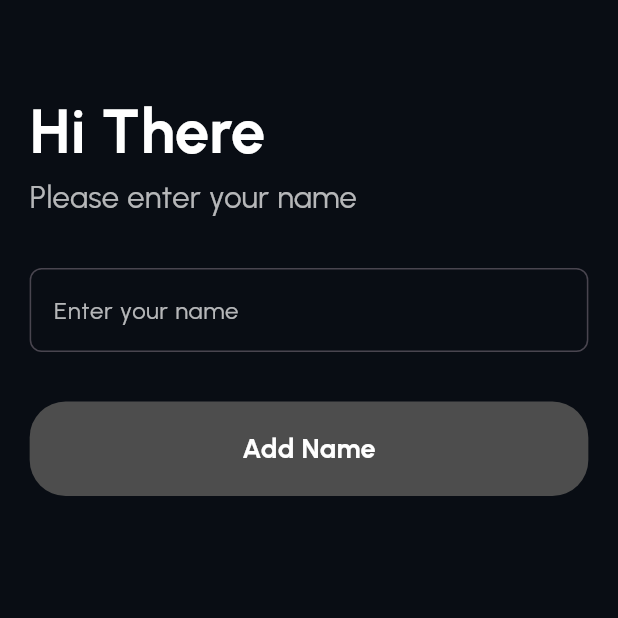
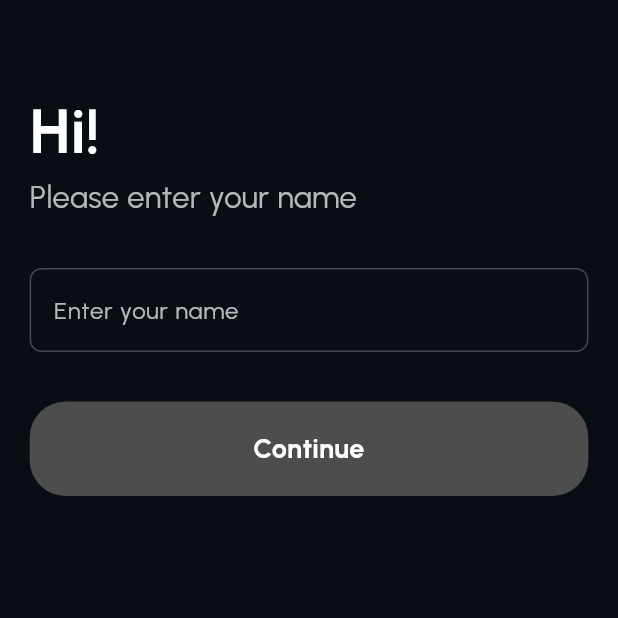
Before and after one commit to StumatoXPlum/Plum_ClientSide, a Flutter app: the EnterNameScreen screen opened directly, on a phone screen of 412 x 824 dp, the top half of it. Run offline on Flutter 3.47's test engine with Material 3 defaults, Android fonts, the light colour scheme and no system bars; our stand-ins replace card_swiper, cloud_firestore, country_picker, equatable, firebase_auth, firebase_core and 12 more; accounts and stored records are empty; network calls fail.

Commit message:
fixed bugs

```diff
--- a/lib/presentation/authentication_screens/date_of_birth/date_of_birth.dart
+++ b/lib/presentation/authentication_screens/date_of_birth/date_of_birth.dart
@@ -4,7 +4,7 @@ import 'package:flutter/material.dart';
 import 'package:flutter_svg/svg.dart';
 import 'package:google_fonts/google_fonts.dart';
 import 'package:supabase_flutter/supabase_flutter.dart' as supabase;
-import 'package:task2/core/bottom_navigation_bar.dart';
+import '../../../core/bottom_navigation_bar.dart';
 
 class DateOfBirth extends StatefulWidget {
   final bool isFromProfile;
--- a/lib/presentation/authentication_screens/name_screen/enter_name_screen.dart
+++ b/lib/presentation/authentication_screens/name_screen/enter_name_screen.dart
@@ -3,8 +3,8 @@ import 'package:firebase_auth/firebase_auth.dart' as firebase_auth;
 import 'package:flutter/material.dart';
 import 'package:google_fonts/google_fonts.dart';
 import 'package:supabase_flutter/supabase_flutter.dart' as supabase;
-import 'package:task2/presentation/authentication_screens/phone_number/phone_number.dart';
-import 'package:task2/presentation/authentication_screens/sign_up_screen/auth_service/auth_service.dart';
+import '../phone_number/phone_number.dart';
+import '../sign_up_screen/auth_service/auth_service.dart';
 
 class EnterNameScreen extends StatefulWidget {
   const EnterNameScreen({super.key});
@@ -93,7 +93,7 @@ class _EnterNameScreenState extends State<EnterNameScreen> {
             children: [
               SizedBox(height: size.height * 0.04),
               Text(
-                "Hi There",
+                "Hi!",
                 style: GoogleFonts.urbanist(
                   fontSize: fontSize * 2,
                   color: Colors.white,
@@ -159,7 +159,7 @@ class _EnterNameScreenState extends State<EnterNameScreen> {
                               ),
                             )
                             : Text(
-                              "Add Name",
+                              "Continue",
                               style: GoogleFonts.urbanist(
                                 fontSize: 18,
                                 color: Colors.white,
--- a/lib/presentation/authentication_screens/phone_number/phone_auth/phone_auth.dart
+++ b/lib/presentation/authentication_screens/phone_number/phone_auth/phone_auth.dart
@@ -1,6 +1,6 @@
 import 'dart:convert';
 import 'package:http/http.dart' as http;
-import 'package:task2/core/constants.dart';
+import '../../../../core/constants.dart';
 
 class TwilioVerifyService {
   final String accountSid = AppSecrets.twilioAccountSID;
--- a/lib/presentation/authentication_screens/phone_number/phone_verification.dart
+++ b/lib/presentation/authentication_screens/phone_number/phone_verification.dart
@@ -5,7 +5,7 @@ import 'package:flutter_svg/svg.dart';
 import 'package:google_fonts/google_fonts.dart';
 import 'package:pinput/pinput.dart';
 import 'package:supabase_flutter/supabase_flutter.dart' as supabase;
-import 'package:task2/core/custom_snackbar.dart';
+import '../../../core/custom_snackbar.dart';
 import '../date_of_birth/date_of_birth.dart';
 import 'phone_auth/phone_auth.dart';
 
--- a/lib/presentation/authentication_screens/sign_up_screen/auth_service/auth_service.dart
+++ b/lib/presentation/authentication_screens/sign_up_screen/auth_service/auth_service.dart
@@ -1,14 +1,14 @@
-import 'package:cloud_firestore/cloud_firestore.dart' as firebase_auth;
+import 'package:cloud_firestore/cloud_firestore.dart';
+import 'package:firebase_auth/firebase_auth.dart' as firebase_auth;
 import 'package:firebase_auth/firebase_auth.dart';
 import 'package:google_sign_in/google_sign_in.dart';
 import 'package:sign_in_with_apple/sign_in_with_apple.dart';
 import 'package:supabase_flutter/supabase_flutter.dart' as supabse;
 
 class AuthService {
-  final FirebaseAuth _auth = FirebaseAuth.instance;
+  final firebase_auth.FirebaseAuth _auth = firebase_auth.FirebaseAuth.instance;
   final GoogleSignIn _googleSignIn = GoogleSignIn();
-  final firebase_auth.FirebaseFirestore _firestore =
-      firebase_auth.FirebaseFirestore.instance;
+  final FirebaseFirestore _firestore = FirebaseFirestore.instance;
 
   static String getRandomAvatarUrl(String userId) {
     return "https://api.dicebear.com/7.x/notionists/png?seed=$userId";
@@ -35,7 +35,6 @@ class AuthService {
       if (user != null) {
         await _saveUserToDatabase(user);
       }
-
       return user;
     } catch (e) {
       print("Sign in Error: $e");
@@ -65,7 +64,6 @@ class AuthService {
       if (user != null) {
         await _saveUserToDatabase(user);
       }
-
       return user;
     } catch (e) {
       print("Apple Sign-In Error: $e");
@@ -74,7 +72,7 @@ class AuthService {
   }
 
   Future<void> _saveUserToDatabase(User user) async {
-    firebase_auth.DocumentSnapshot doc =
+    DocumentSnapshot doc =
         await _firestore.collection('users').doc(user.uid).get();
 
     if (!doc.exists) {
@@ -94,7 +92,7 @@ class AuthService {
     await _googleSignIn.signOut();
     await _auth.signOut();
     await supabse.Supabase.instance.client.auth.signOut(
-      scope: supabse.SignOutScope.local,
+      scope: supabse.SignOutScope.global,
     );
   }
 }
--- a/lib/presentation/profile/user_profile.dart
+++ b/lib/presentation/profile/user_profile.dart
@@ -4,9 +4,9 @@ import 'package:flutter/material.dart';
 import 'package:flutter_svg/svg.dart';
 import 'package:google_fonts/google_fonts.dart';
 import 'package:supabase_flutter/supabase_flutter.dart' as supabase;
-import 'package:task2/presentation/authentication_screens/date_of_birth/date_of_birth.dart';
-import 'package:task2/presentation/authentication_screens/sign_up_screen/auth_service/auth_service.dart';
-import 'package:task2/presentation/authentication_screens/sign_up_screen/view/sign_up_screen.dart';
+import '../authentication_screens/date_of_birth/date_of_birth.dart';
+import '../authentication_screens/sign_up_screen/auth_service/auth_service.dart';
+import '../authentication_screens/sign_up_screen/view/sign_up_screen.dart';
 
 class UserProfile extends StatefulWidget {
   const UserProfile({super.key});
```
Also changed, not shown: lib/presentation/apple_pay_animation/apple_pay.dart (+5 -3 lines), lib/presentation/authentication_screens/email/email_verification.dart (+20 -7 lines), lib/presentation/authentication_screens/phone_number/country_picker.dart (+3 -5 lines), lib/presentation/authentication_screens/phone_number/phone_number.dart (+4 -4 lines), lib/presentation/authentication_screens/sign_up_screen/view/sign_up_screen.dart (+43 -15 lines).
